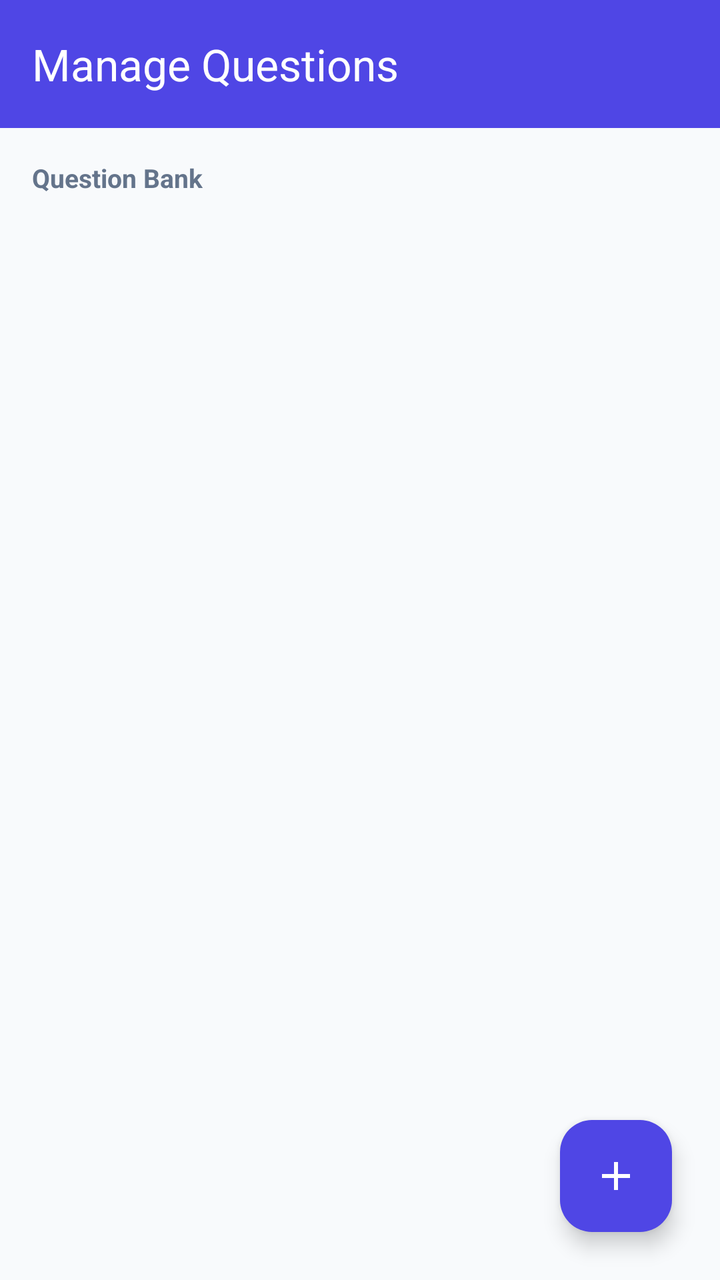
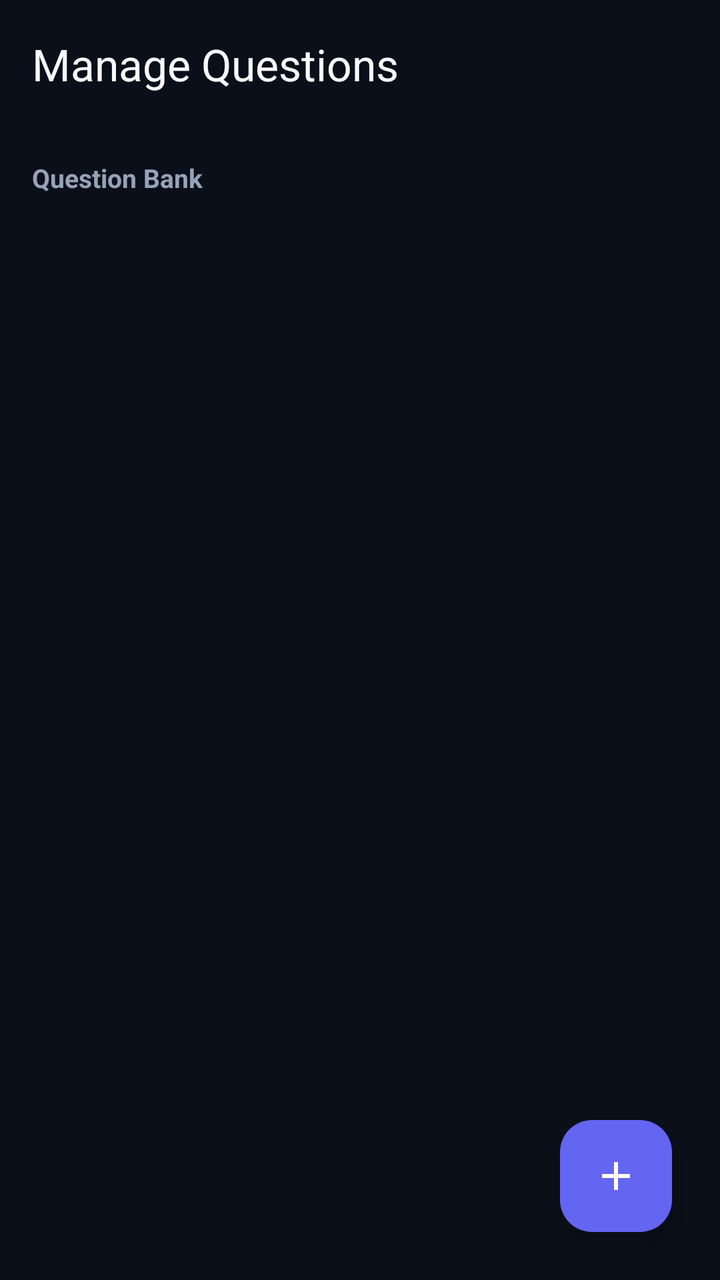

An Android layout rendered at two revisions. The XML below is the earlier revision; the diff shows what the commit changed to produce the second picture.
<!-- AndroidManifest.xml: application theme Theme.QuizLock -->
<!-- res/layout/activity_question_manage.xml -->
<?xml version="1.0" encoding="utf-8"?>
<androidx.coordinatorlayout.widget.CoordinatorLayout xmlns:android="http://schemas.android.com/apk/res/android"
    xmlns:app="http://schemas.android.com/apk/res-auto"
    xmlns:tools="http://schemas.android.com/tools"
    android:layout_width="match_parent"
    android:layout_height="match_parent"
    android:background="@color/background_light">

    <com.google.android.material.appbar.AppBarLayout
        android:layout_width="match_parent"
        android:layout_height="wrap_content"
        android:background="@color/primary">

        <com.google.android.material.appbar.MaterialToolbar
            android:id="@+id/toolbar"
            android:layout_width="match_parent"
            android:layout_height="?attr/actionBarSize"
            app:title="Manage Questions"
            app:titleTextColor="@color/white"
            app:navigationIconTint="@color/white" />

    </com.google.android.material.appbar.AppBarLayout>

    <LinearLayout
        android:layout_width="match_parent"
        android:layout_height="match_parent"
        android:orientation="vertical"
        android:padding="16dp"
        app:layout_behavior="@string/appbar_scrolling_view_behavior">

        <TextView
            android:id="@+id/tvQuestionCount"
            android:layout_width="wrap_content"
            android:layout_height="wrap_content"
            android:text="Question Bank"
            android:textColor="@color/text_secondary"
            android:textSize="13sp"
            android:textStyle="bold"
            android:layout_marginBottom="8dp" />

        <androidx.recyclerview.widget.RecyclerView
            android:id="@+id/rvQuestions"
            android:layout_width="match_parent"
            android:layout_height="0dp"
            android:layout_weight="1" />

    </LinearLayout>

    <com.google.android.material.floatingactionbutton.FloatingActionButton
        android:id="@+id/fabAddQuestion"
        android:layout_width="wrap_content"
        android:layout_height="wrap_content"
        android:layout_gravity="bottom|end"
        android:layout_margin="24dp"
        android:src="@drawable/ic_add"
        app:tint="@color/white"
        app:backgroundTint="@color/primary"
        android:contentDescription="Add Question" />

</androidx.coordinatorlayout.widget.CoordinatorLayout>
<!-- resources referenced by this layout -->
<resources>
  <color name="background_light">#F8FAFC</color>
  <color name="primary">#4F46E5</color>
  <color name="text_secondary">#64748B</color>
  <color name="white">#FFFFFF</color>
  <!-- drawable ic_add (drawable) -->
  <vector xmlns:android="http://schemas.android.com/apk/res/android"
      android:width="24dp"
      android:height="24dp"
      android:viewportWidth="24"
      android:viewportHeight="24">
    <path
        android:fillColor="#FFFFFFFF"
        android:pathData="M19,13h-6v6h-2v-6H5v-2h6V5h2v6h6v2z"/>
  </vector>
  <style name="Theme.QuizLock" parent="Theme.Material3.DayNight.NoActionBar">
          <item name="colorPrimary">@color/primary</item>
          <item name="colorPrimaryDark">@color/primary_dark</item>
          <item name="colorAccent">@color/accent</item>
          <item name="android:windowBackground">@color/background_light</item>
          <item name="android:statusBarColor">@color/primary</item>
          <item name="android:windowLightStatusBar">false</item>
      </style>
  <color name="primary_dark">#3730A3</color>
  <color name="accent">#818CF8</color>
</resources>

<!-- the commit's change to res/layout/activity_question_manage.xml (unified diff, before → after) -->
@@ -4,20 +4,20 @@
     xmlns:tools="http://schemas.android.com/tools"
     android:layout_width="match_parent"
     android:layout_height="match_parent"
-    android:background="@color/background_light">
+    android:background="@color/bg_dark">
 
     <com.google.android.material.appbar.AppBarLayout
         android:layout_width="match_parent"
         android:layout_height="wrap_content"
-        android:background="@color/primary">
+        android:background="@color/bg_dark">
 
         <com.google.android.material.appbar.MaterialToolbar
             android:id="@+id/toolbar"
             android:layout_width="match_parent"
             android:layout_height="?attr/actionBarSize"
             app:title="Manage Questions"
-            app:titleTextColor="@color/white"
-            app:navigationIconTint="@color/white" />
+            app:titleTextColor="@color/text_primary"
+            app:navigationIconTint="@color/text_primary" />
 
     </com.google.android.material.appbar.AppBarLayout>
 
<!-- resource entries referenced after the edit -->
@@ -1,8 +1,9 @@
 <!-- resources referenced by this layout -->
 <resources>
-  <color name="background_light">#F8FAFC</color>
-  <color name="primary">#4F46E5</color>
-  <color name="text_secondary">#64748B</color>
+  <color name="bg_dark">#0B0F19</color>
+  <color name="primary">#6366F1</color>
+  <color name="text_primary">#F8FAFC</color>
+  <color name="text_secondary">#94A3B8</color>
   <color name="white">#FFFFFF</color>
   <!-- drawable ic_add (drawable) -->
   <vector xmlns:android="http://schemas.android.com/apk/res/android"
@@ -14,15 +15,19 @@
         android:fillColor="#FFFFFFFF"
         android:pathData="M19,13h-6v6h-2v-6H5v-2h6V5h2v6h6v2z"/>
   </vector>
-  <style name="Theme.QuizLock" parent="Theme.Material3.DayNight.NoActionBar">
+  <style name="Theme.QuizLock" parent="Theme.Material3.Dark.NoActionBar">
           <item name="colorPrimary">@color/primary</item>
           <item name="colorPrimaryDark">@color/primary_dark</item>
           <item name="colorAccent">@color/accent</item>
-          <item name="android:windowBackground">@color/background_light</item>
-          <item name="android:statusBarColor">@color/primary</item>
+          <item name="colorSurface">@color/card_dark</item>
+          <item name="android:windowBackground">@color/bg_dark</item>
+          <item name="android:statusBarColor">@color/bg_dark</item>
+          <item name="android:navigationBarColor">@color/bg_dark</item>
           <item name="android:windowLightStatusBar">false</item>
+          <item name="android:windowLightNavigationBar">false</item>
       </style>
-  <color name="primary_dark">#3730A3</color>
-  <color name="accent">#818CF8</color>
+  <color name="primary_dark">#4F46E5</color>
+  <color name="accent">#6366F1</color>
+  <color name="card_dark">#151D2C</color>
 </resources>
 
